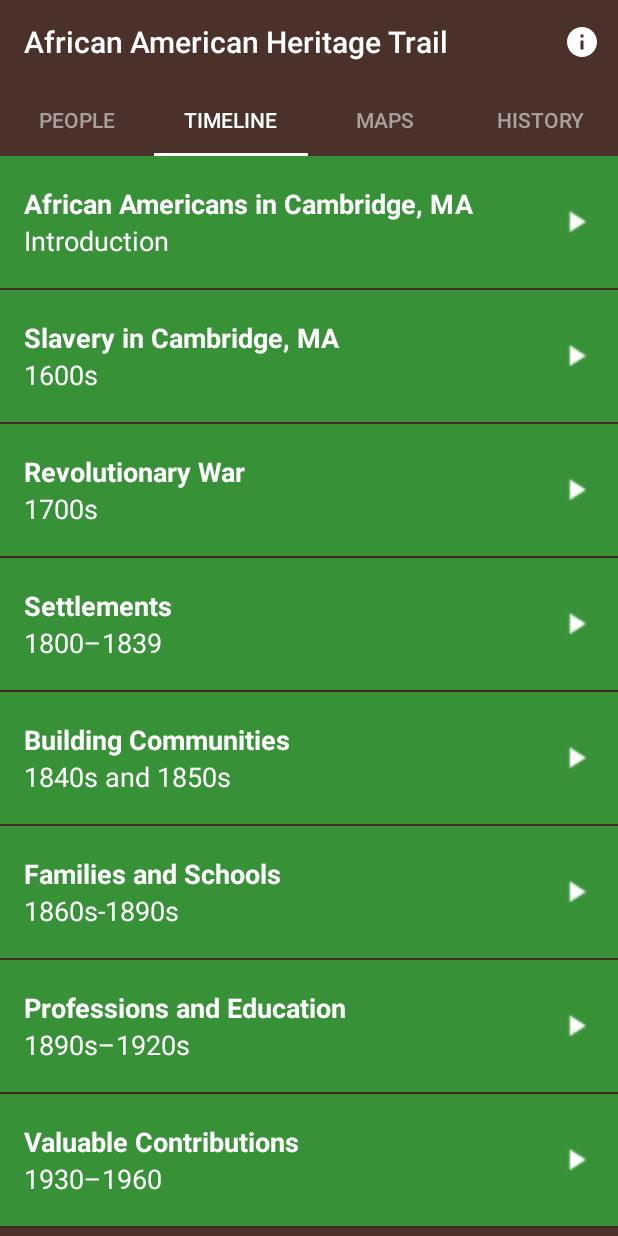
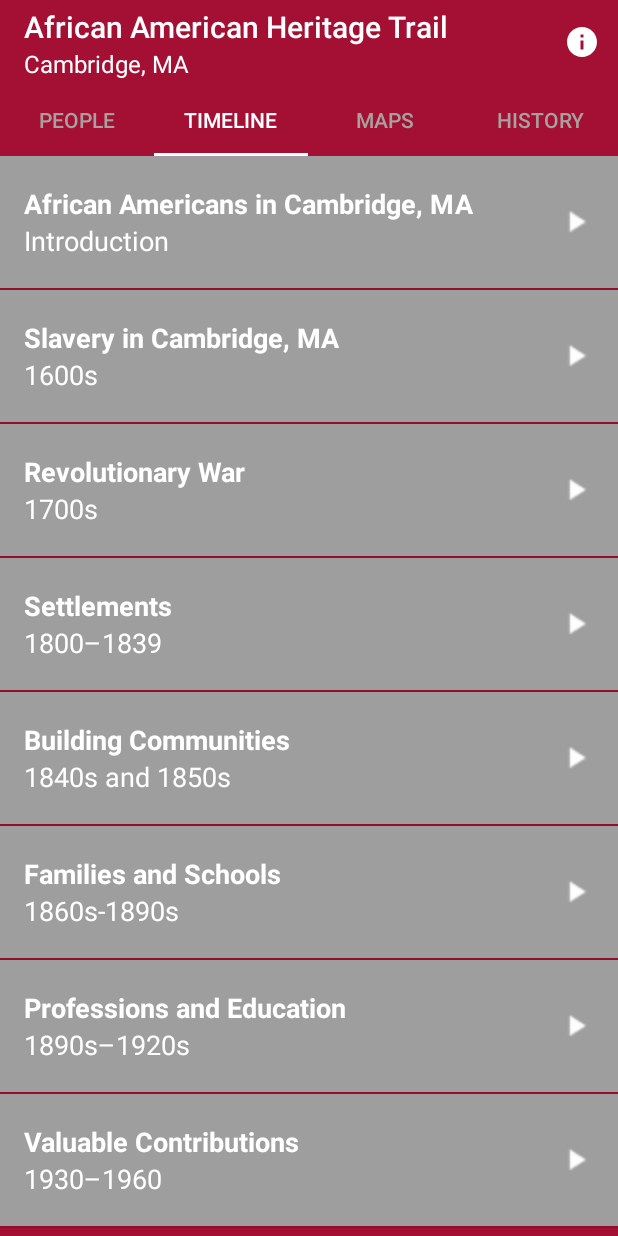
Before and after one commit to hillc255/CambridgeTrails, an Android app: the screen it shows after launch (MainActivity), tab 2 chosen, on a phone screen of 412 x 824 dp. Run offline under Robolectric (Android 15) with nearby library versions, the phone set to English and light mode, and no system bars.

Commit message:
Add Custom Toolbar

```diff
--- a/app/src/main/java/com/example/android/cambridgetrails/MainActivity.java
+++ b/app/src/main/java/com/example/android/cambridgetrails/MainActivity.java
@@ -1,10 +1,12 @@
 package com.example.android.cambridgetrails;
 
 import android.app.AlertDialog;
+import android.graphics.Color;
 import android.os.Bundle;
 import android.support.design.widget.TabLayout;
 import android.support.v4.view.ViewPager;
 import android.support.v7.app.AppCompatActivity;
+import android.support.v7.widget.Toolbar;
 import android.view.Menu;
 import android.view.MenuItem;
 
@@ -18,6 +20,13 @@ public class MainActivity extends AppCompatActivity {
 
         // Set the content of the activity to use the activity_main.xml layout file
         setContentView(R.layout.activity_main);
+
+        Toolbar toolbar = (Toolbar) findViewById(R.id.toolbar);
+        setSupportActionBar(toolbar);
+        getSupportActionBar().setTitle("African American Heritage Trail");
+        toolbar.setSubtitle("Cambridge, MA");
+        toolbar.setTitleTextColor(Color.WHITE);
+        toolbar.setSubtitleTextColor(Color.WHITE);
 
         // Find the view pager that will allow the user to swipe between fragments
         ViewPager viewPager = findViewById(R.id.viewpager);
--- a/app/src/main/res/layout/activity_main.xml
+++ b/app/src/main/res/layout/activity_main.xml
@@ -6,6 +6,12 @@
     android:background="@color/primary_color"
     android:orientation="vertical"
     tools:context=".MainActivity">
+
+    <android.support.v7.widget.Toolbar
+        android:id="@+id/toolbar"
+        android:layout_width="match_parent"
+        android:layout_height="56dp"
+        android:background="@color/primary_color" />
 
     <!-- main activity layout has tab layout and view player -->
 
--- a/app/src/main/res/layout/list_item.xml
+++ b/app/src/main/res/layout/list_item.xml
@@ -1,34 +1,33 @@
 <?xml version="1.0" encoding="utf-8"?>
 
 <!-- Layout for a single list item -->
-<RelativeLayout
-    xmlns:android="http://schemas.android.com/apk/res/android"
+<RelativeLayout xmlns:android="http://schemas.android.com/apk/res/android"
     xmlns:tools="http://schemas.android.com/tools"
+    android:id="@+id/container_listitem"
     android:layout_width="match_parent"
     android:layout_height="@dimen/list_item_height"
     android:background="@color/tan_background"
-    android:id="@+id/container_listitem"
     android:minHeight="@dimen/list_item_height">
 
     <ImageView
         android:id="@+id/image"
         android:layout_width="@dimen/list_item_height"
         android:layout_height="@dimen/list_item_height"
-        android:contentDescription="@string/siteimage"/>
+        android:contentDescription="@string/siteimage" />
 
     <RelativeLayout
         android:id="@+id/text_container"
         android:layout_width="match_parent"
         android:layout_height="@dimen/list_item_height"
         android:layout_alignParentBottom="true"
+        android:layout_alignParentEnd="true"
         android:layout_alignParentRight="true"
-        android:layout_alignParentEnd="true"
         android:layout_alignParentTop="true"
+        android:layout_toEndOf="@id/image"
         android:layout_toRightOf="@id/image"
-        android:layout_toEndOf="@id/image"
         android:orientation="vertical"
         android:paddingLeft="@dimen/list_item_paddingLeft"
-        android:paddingStart="@dimen/list_item_paddingLeft" >
+        android:paddingStart="@dimen/list_item_paddingLeft">
 
         <TextView
             android:id="@+id/trail_text_view"
@@ -38,30 +37,31 @@
             android:textAppearance="?android:textAppearanceMedium"
             android:textColor="@android:color/white"
             android:textStyle="bold"
-            tools:text="@string/placeholder_text"/>
+            tools:text="@string/placeholder_text" />
 
         <TextView
             android:id="@+id/default_text_view"
             android:layout_width="match_parent"
             android:layout_height="@dimen/default_textview_height"
             android:layout_below="@id/trail_text_view"
+            android:autoLink="map|web"
             android:gravity="top"
             android:textAppearance="?android:textAppearanceMedium"
             android:textColor="@android:color/white"
-            android:autoLink="map|web"
+            android:textColorLink="@android:color/white"
             tools:text="@string/placeholder_date" />
 
         <ImageView
             android:id="@+id/arrow"
             android:layout_width="@dimen/arrow_width"
             android:layout_height="@dimen/arrow_height"
+            android:layout_alignParentEnd="true"
             android:layout_alignParentRight="true"
-            android:layout_alignParentEnd="true"
             android:layout_centerVertical="true"
+            android:layout_marginEnd="@dimen/arrow_marginEnd"
             android:layout_marginRight="@dimen/arrow_marginRight"
-            android:layout_marginEnd="@dimen/arrow_marginEnd"
             android:contentDescription="@string/play_icon"
-            android:src="@drawable/ic_play_arrow"/>
+            android:src="@drawable/ic_play_arrow" />
 
     </RelativeLayout>
 </RelativeLayout>
--- a/app/src/main/res/menu/main.xml
+++ b/app/src/main/res/menu/main.xml
@@ -1,5 +1,4 @@
-<?xml version="1.0" encoding="utf-8"?>
-<!-- Info pop-up on toolbar -->
+<?xml version="1.0" encoding="utf-8"?><!-- Info pop-up on toolbar -->
 
 <menu xmlns:android="http://schemas.android.com/apk/res/android"
     xmlns:app="http://schemas.android.com/apk/res-auto">
@@ -7,5 +6,5 @@
         android:id="@+id/action_info"
         android:icon="@drawable/ic_info"
         android:title="@string/info"
-        app:showAsAction="ifRoom"/>
+        app:showAsAction="ifRoom" />
 </menu>
--- a/app/src/main/res/values/colors.xml
+++ b/app/src/main/res/values/colors.xml
@@ -2,27 +2,29 @@
 
 <resources>
     <!-- Primary color of the app (shown in the app bar) -->
-    <color name="primary_color">#4A312A</color>
+    <color name="primary_color">#A41034</color>
 
     <!-- Primary dark color of the app (shown in the status bar) -->
-    <color name="primary_dark_color">#2F1D1A</color>
+    <color name="primary_dark_color">#A41034</color>
 
     <!-- Background color for app -->
-    <color name="tan_background">#FFF7DA</color>
+    <color name="tan_background">#FFFFFF</color>
 
-    <!-- Background color for the numbers category -->
-    <color name="category_people">#FD8E09</color>
+    <!-- Background color for the people category -->
+    <color name="category_people">#9E9E9E</color>
+    <!-- Background color for the timeline category -->
+    <color name="category_timeline">#9E9E9E</color>
 
-    <!-- Background color for the family members category -->
-    <color name="category_timeline">#379237</color>
+    <!-- Background color for the map category -->
+    <color name="category_map">#9E9E9E</color>
 
-    <!-- Background color for the colors category -->
-    <color name="category_map">#8800A0</color>
-
-    <!-- Background color for the phrases category -->
-    <color name="category_history">#16AFCA</color>
+    <!-- Background color for the history category -->
+    <color name="category_history">#9E9E9E</color>
 
     <!-- Dialog pop-up color -->
     <color name ="dialog_color">#FFFFFF</color>
 
+    <!-- tool text color -->
+    <color name ="white">#FFFFFF</color>
+
 </resources>
--- a/app/src/main/res/values/strings.xml
+++ b/app/src/main/res/values/strings.xml
@@ -159,5 +159,4 @@
     <string name="timedate8">1930&#8211;1960</string>
     <string name="timetopic8">Valuable Contributions</string>
 
-
 </resources>
--- a/app/src/main/res/values/styles.xml
+++ b/app/src/main/res/values/styles.xml
@@ -6,6 +6,7 @@
         <item name="colorPrimary">@color/primary_color</item>
         <item name="colorPrimaryDark">@color/primary_dark_color</item>
         <item name="actionBarStyle">@style/TrailAppBarStyle</item>
+        <item name="windowNoTitle">true</item>
         <item name="android:windowContentOverlay">@null</item>
     </style>
 
```
